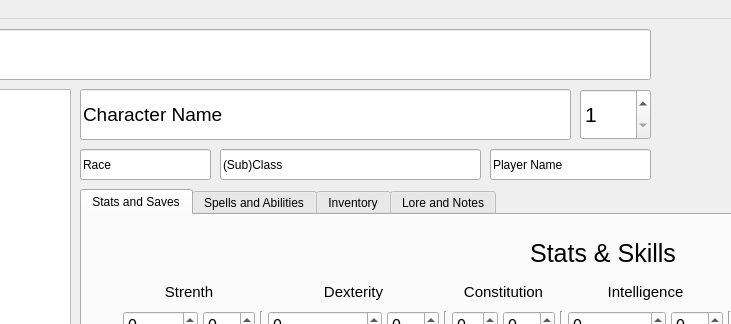
Old version of the form dmanager.ui in the repository mng-25/DungeonManager; both pictures show x 260 to 991 and y 0 to 324 of the 1400 by 843 pixel window.
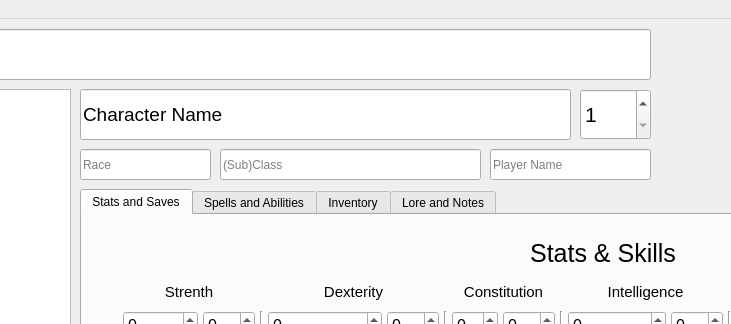
New version of the form.

Commit message: Added drag/drop reordering of characters

What changed in the file:
```diff
--- a/dmanager.ui
+++ b/dmanager.ui
@@ -1015,6 +1015,9 @@
      <number>5</number>
     </property>
     <property name="text">
+     <string/>
+    </property>
+    <property name="placeholderText">
      <string>Player Name</string>
     </property>
    </widget>
@@ -1065,6 +1068,9 @@
      <number>5</number>
     </property>
     <property name="text">
+     <string/>
+    </property>
+    <property name="placeholderText">
      <string>(Sub)Class</string>
     </property>
    </widget>
@@ -1084,6 +1090,9 @@
      <number>5</number>
     </property>
     <property name="text">
+     <string/>
+    </property>
+    <property name="placeholderText">
      <string>Race</string>
     </property>
    </widget>
```
Left out of the diff: 81 changed lines with no effect on the pictures. The commit also changes 2 other files.
